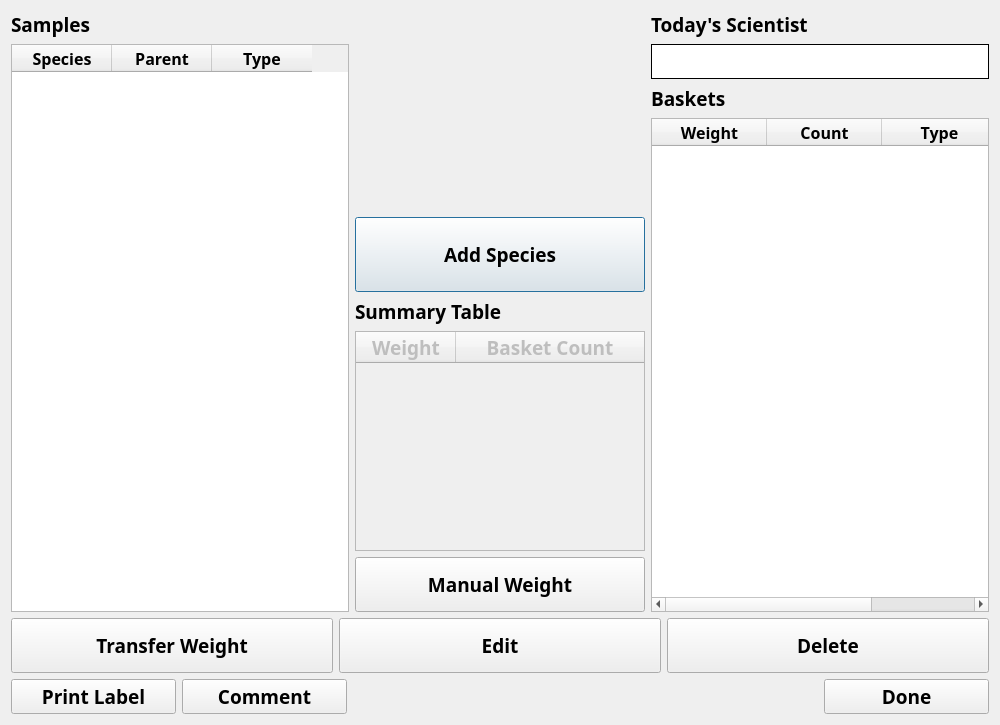
First picture: the form in ui/CLAMSCatch.ui, repository aliciabillings-noaa/CLAMS, before the edit.
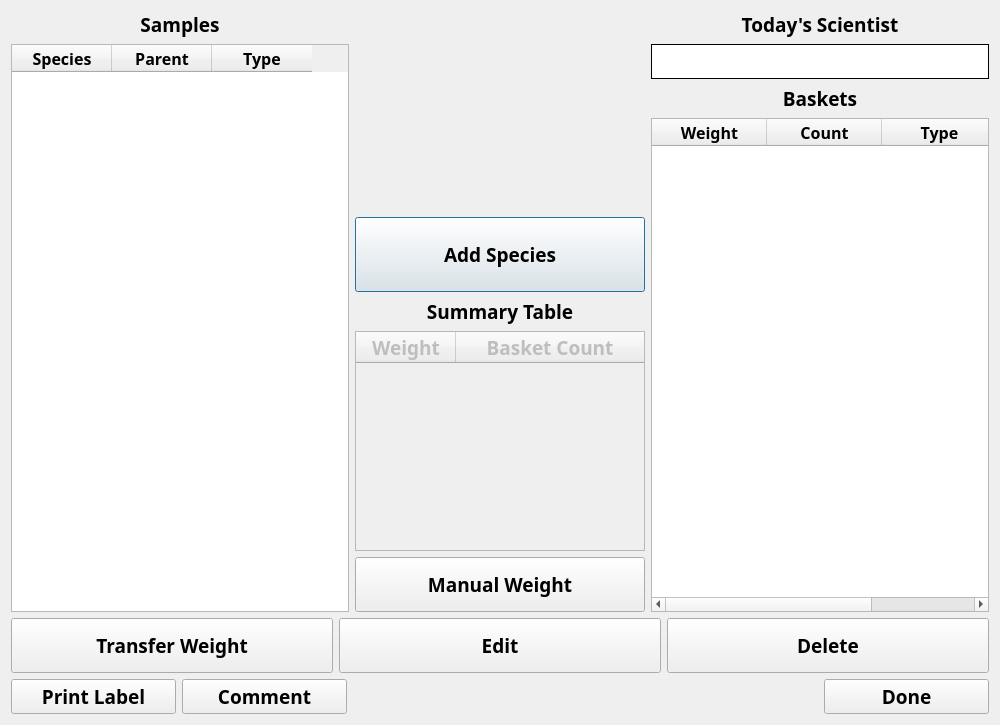
Second picture: the form after the edit.

The edit to the form file:
```diff
--- a/ui/CLAMSCatch.ui
+++ b/ui/CLAMSCatch.ui
@@ -33,12 +33,16 @@
           <font>
            <family>Arial Black</family>
            <pointsize>14</pointsize>
+           <weight>75</weight>
            <bold>true</bold>
           </font>
          </property>
          <property name="text">
           <string>Samples</string>
          </property>
+         <property name="alignment">
+          <set>Qt::AlignCenter</set>
+         </property>
         </widget>
        </item>
        <item>
@@ -144,12 +148,16 @@
           <font>
            <family>Arial Black</family>
            <pointsize>14</pointsize>
+           <weight>75</weight>
            <bold>true</bold>
           </font>
          </property>
          <property name="text">
           <string>Summary Table</string>
          </property>
+         <property name="alignment">
+          <set>Qt::AlignCenter</set>
+         </property>
         </widget>
        </item>
        <item>
@@ -224,12 +232,16 @@
           <font>
            <family>Arial Black</family>
            <pointsize>14</pointsize>
+           <weight>75</weight>
            <bold>true</bold>
           </font>
          </property>
          <property name="text">
           <string>Today's Scientist</string>
          </property>
+         <property name="alignment">
+          <set>Qt::AlignCenter</set>
+         </property>
         </widget>
        </item>
        <item>
@@ -275,12 +287,16 @@
           <font>
            <family>Arial Black</family>
            <pointsize>14</pointsize>
+           <weight>75</weight>
            <bold>true</bold>
           </font>
          </property>
          <property name="text">
           <string>Baskets</string>
          </property>
+         <property name="alignment">
+          <set>Qt::AlignCenter</set>
+         </property>
         </widget>
        </item>
        <item>
```
Left out of the diff: 16 changed lines with no effect on the pictures.
